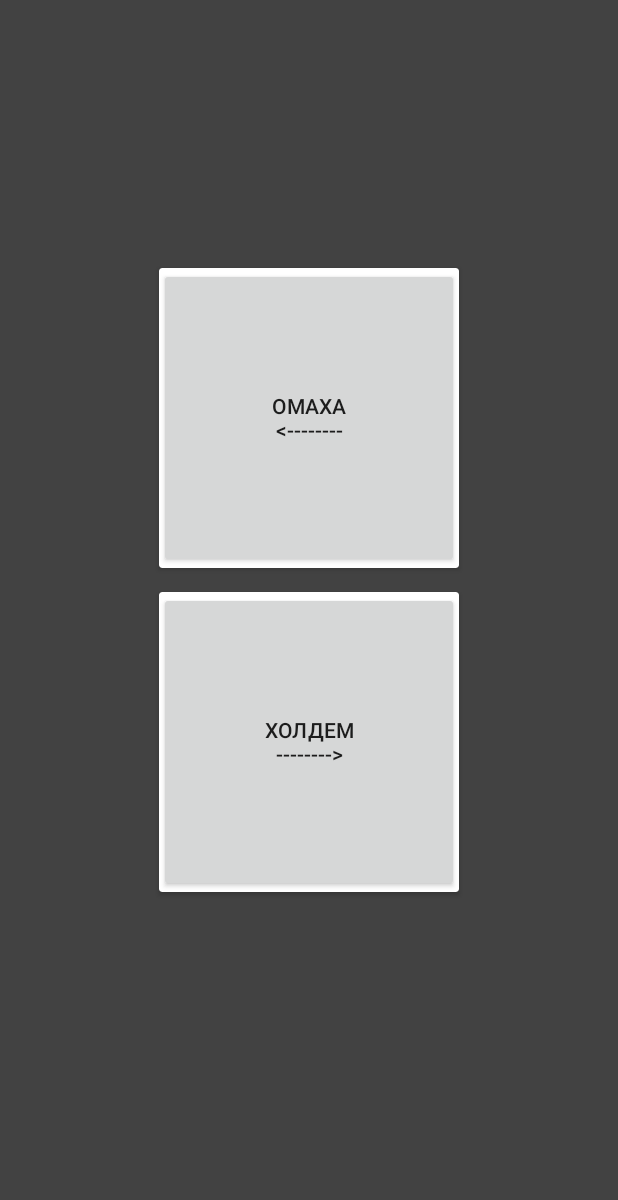
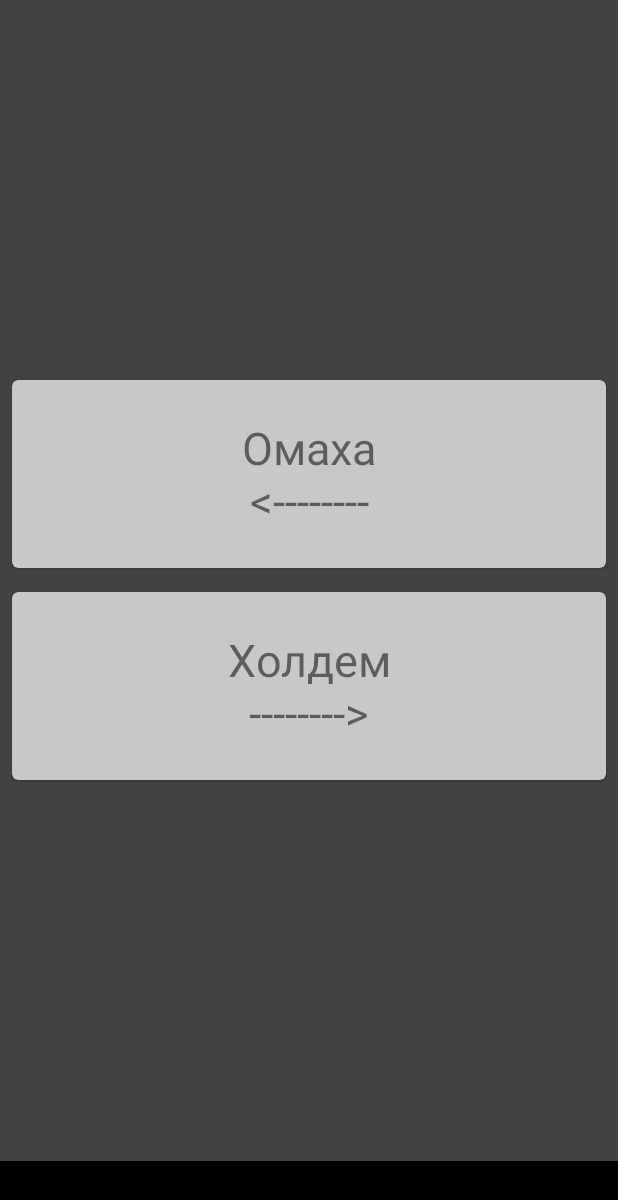
Before and after one commit to MoonLight-inc/Poker-Prophet, an Android app: the screen it shows after launch (MainActivity), on a phone screen of 412 x 824 dp. Shown: the top 1200 px of the screen. Run offline under Robolectric (Android 15) with nearby library versions, the phone set to English and light mode, and no system bars; our stand-ins replace AdMob.

Commit message:
NEXT LEVEL UI/UX

```diff
--- a/app/src/main/java/com/moonlight/pokerprophet/frags/StartFragment.java
+++ b/app/src/main/java/com/moonlight/pokerprophet/frags/StartFragment.java
@@ -3,16 +3,17 @@ package com.moonlight.pokerprophet.frags;
 
 import android.os.Bundle;
 import android.os.Handler;
+import android.transition.TransitionManager;
 import android.view.LayoutInflater;
 import android.view.View;
 import android.view.ViewGroup;
-import android.widget.Button;
+import android.widget.TextView;
 import android.widget.Toast;
 
-import androidx.cardview.widget.CardView;
 import androidx.fragment.app.Fragment;
 import androidx.navigation.Navigation;
 
+import com.google.android.material.card.MaterialCardView;
 import com.moonlight.pokerprophet.R;
 import com.moonlight.pokerprophet.listener.SwipeListner;
 
@@ -23,10 +24,10 @@ import com.moonlight.pokerprophet.listener.SwipeListner;
 public class StartFragment extends Fragment {
 
 
-    private Button omaha_btn;
-    private Button holdem_btn;
-    private CardView holdem_card;
-    private CardView omaha_card;
+    private TextView omaha_btn;
+    private TextView holdem_btn;
+    private MaterialCardView holdem_card;
+    private MaterialCardView omaha_card;
     public StartFragment() {
         // Required empty public constructor
     }
@@ -39,7 +40,7 @@ public class StartFragment extends Fragment {
         View view = inflater.inflate(R.layout.fragment_start, container, false);
 
         omaha_btn = view.findViewById(R.id.omaha_btn);
-        omaha_btn.setOnClickListener(Navigation.createNavigateOnClickListener(R.id.action_startFragment_to_omahaFragment));
+
         //omaha_btn.setClickable(false);  //TODO
 
         omaha_card = view.findViewById(R.id.omaha_card);
@@ -47,31 +48,37 @@ public class StartFragment extends Fragment {
         holdem_card = view.findViewById(R.id.holdem_card);
         holdem_btn = view.findViewById(R.id.holdem_btn);
         //holdem_btn.setOnClickListener(Navigation.createNavigateOnClickListener(R.id.action_startFragment_to_holdemFragment));
-
+        holdem_btn.setClickable(false);
+        holdem_card.setClickable(false);
 
         view.setOnTouchListener(new SwipeListner(getContext()) {
             public void onSwipeRight() {
                 Toast.makeText(getContext(), "HOLDEM", Toast.LENGTH_SHORT).show();
-                holdem_btn.setPressed(true);
-                //holdem_btn.animate().x(500).setDuration(500).start();
-                omaha_card.animate().alpha(0).setDuration(200).start();
-                //holdem_card.animate().scaleX(2).scaleY(2).alpha(1).setDuration(200).start();
-                holdem_card.animate().scaleYBy(3).scaleXBy(3).alpha(0f).setDuration(400).start();
-                new Handler().postDelayed(new Runnable() {
+                TransitionManager.beginDelayedTransition(container);
+                omaha_card.setVisibility(View.GONE);
+                holdem_btn.animate().alpha(0).setDuration(1000).withEndAction(new Runnable() {
                     @Override
                     public void run() {
                         Navigation.findNavController(view).navigate(R.id.action_startFragment_to_holdemFragment);
                     }
-                }, 400);
+                }).start();
+                //holdem_btn.animate().alpha(0)..start();
+                //holdem_card.animate().scaleX(2).scaleY(2).alpha(1).setDuration(200).start();
+                //holdem_card.animate().scaleYBy(6).scaleXBy(3).alpha(0f).setDuration(400).start();
+//                new Handler().postDelayed(new Runnable() {
+//                    @Override
+//                    public void run() {
+//                        Navigation.findNavController(view).navigate(R.id.action_startFragment_to_holdemFragment);
+//                    }
+//                }, 1000);
 
             }
 
             public void onSwipeLeft() {
                 Toast.makeText(getContext(), "OMAHA SOON", Toast.LENGTH_SHORT).show();
-                omaha_btn.setPressed(true);
-                //holdem_btn.animate().x(500).setDuration(500).start();
+                //omaha_btn.setOnClickListener(Navigation.createNavigateOnClickListener(R.id.action_startFragment_to_omahaFragment));
+
                 holdem_card.animate().alpha(0).setDuration(200).start();
-                //holdem_card.animate().scaleX(2).scaleY(2).alpha(1).setDuration(200).start();
                 omaha_card.animate().scaleYBy(3).scaleXBy(3).alpha(0f).setDuration(400).start();
                 new Handler().postDelayed(new Runnable() {
                     @Override
--- a/app/src/main/res/layout/activity_main.xml
+++ b/app/src/main/res/layout/activity_main.xml
@@ -4,7 +4,7 @@
     xmlns:tools="http://schemas.android.com/tools"
     android:layout_width="match_parent"
     android:layout_height="match_parent"
-    android:background="@color/cardview_dark_background"
+    android:background="@color/background"
     tools:context=".MainActivity">
 
     <fragment
--- a/app/src/main/res/layout/card_holder.xml
+++ b/app/src/main/res/layout/card_holder.xml
@@ -3,13 +3,15 @@
     xmlns:app="http://schemas.android.com/apk/res-auto"
     android:layout_width="wrap_content"
     android:layout_height="wrap_content"
+    android:layout_margin="2dp"
     android:layout_gravity="center"
     app:cardBackgroundColor="#00FFFFFF">
 
     <ImageView
         android:id="@+id/imageView"
         android:layout_width="60dp"
-        android:layout_height="99dp"
+        android:layout_height="98dp"
+        android:adjustViewBounds="true"
         android:layout_gravity="center"
         app:srcCompat="@android:drawable/btn_dialog" />
 
--- a/app/src/main/res/layout/fragment_start.xml
+++ b/app/src/main/res/layout/fragment_start.xml
@@ -5,46 +5,49 @@
     android:layout_width="match_parent"
     android:layout_height="match_parent"
     android:background="@color/cardview_dark_background"
-
     android:gravity="center"
     android:orientation="vertical"
     tools:context=".frags.StartFragment">
     <!--    android:background="@drawable/grad_bg"-->
     <!-- TODO: Update blank fragment layout -->
 
-    <androidx.cardview.widget.CardView
+    <com.google.android.material.card.MaterialCardView
         android:id="@+id/omaha_card"
-        android:layout_width="wrap_content"
-        android:layout_height="wrap_content"
+        android:layout_width="match_parent"
+        android:layout_height="125dp"
         android:layout_margin="8dp"
         android:foregroundGravity="center"
+        app:cardBackgroundColor="#C8C8C8"
         app:layout_constraintBottom_toBottomOf="parent"
         app:layout_constraintStart_toStartOf="parent"
         app:layout_constraintTop_toTopOf="parent">
 
-        <Button
+        <TextView
             android:id="@+id/omaha_btn"
-            android:layout_width="200dp"
-            android:layout_height="200dp"
-            android:layout_gravity="center"
-            android:text="@string/omaha_str" />
-    </androidx.cardview.widget.CardView>
+            android:layout_width="match_parent"
+            android:layout_height="match_parent"
+            android:gravity="center"
+            android:text="@string/omaha_str"
+            android:textSize="30sp" />
+    </com.google.android.material.card.MaterialCardView>
 
-    <androidx.cardview.widget.CardView
+    <com.google.android.material.card.MaterialCardView
         android:id="@+id/holdem_card"
-        android:layout_width="200dp"
-        android:layout_height="200dp"
+        android:layout_width="match_parent"
+        android:layout_height="125dp"
         android:layout_margin="8dp"
+        app:cardBackgroundColor="#C8C8C8"
         app:layout_constraintBottom_toBottomOf="parent"
         app:layout_constraintEnd_toEndOf="parent"
         app:layout_constraintTop_toTopOf="parent">
 
-        <Button
+        <TextView
             android:id="@+id/holdem_btn"
             android:layout_width="match_parent"
             android:layout_height="match_parent"
-            android:layout_gravity="center"
-            android:text="@string/holdem_str" />
-    </androidx.cardview.widget.CardView>
+            android:gravity="center"
+            android:text="@string/holdem_str"
+            android:textSize="30sp" />
+    </com.google.android.material.card.MaterialCardView>
 
 </LinearLayout>
--- a/app/src/main/res/values/colors.xml
+++ b/app/src/main/res/values/colors.xml
@@ -3,4 +3,6 @@
     <color name="colorPrimary">#008577</color>
     <color name="colorPrimaryDark">#00574B</color>
     <color name="colorAccent">#D81B60</color>
+    <color name="background">#000</color>
+    <color name="card">#c8c8c8</color>
 </resources>
```
Also changed, not shown: app/src/main/java/com/moonlight/pokerprophet/frags/HoldemFragment.java (+24 -52 lines), app/src/main/res/layout/fragment_holdem.xml (+6 -6 lines).
